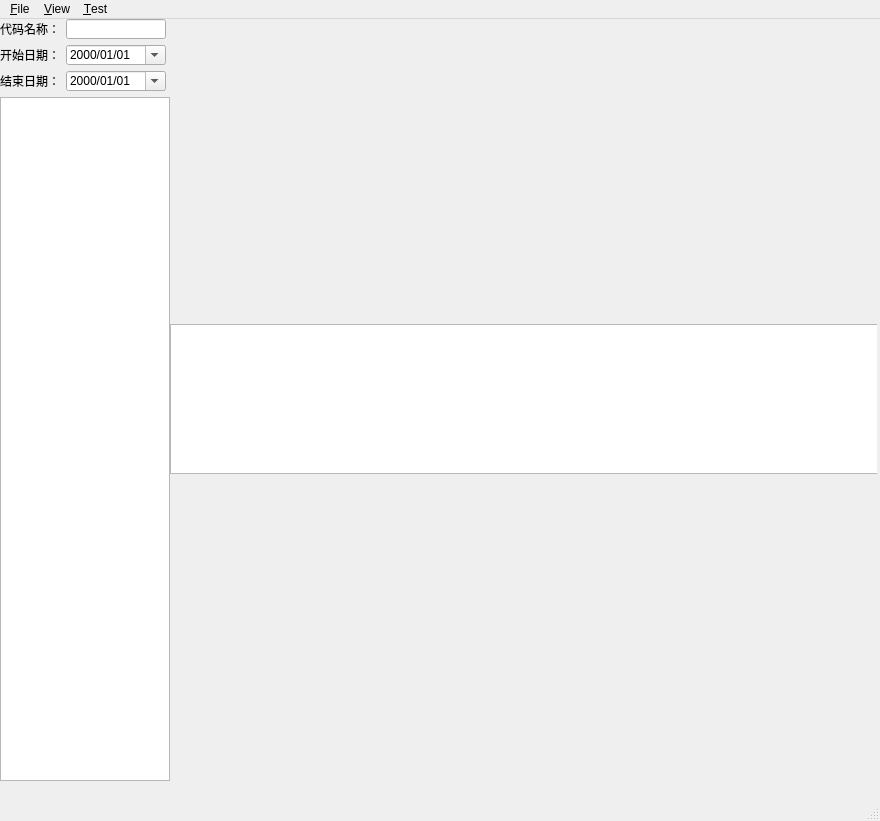
First picture: the form in pyqtgraph/mainwindow.ui, repository vencol/pystock, before the edit.
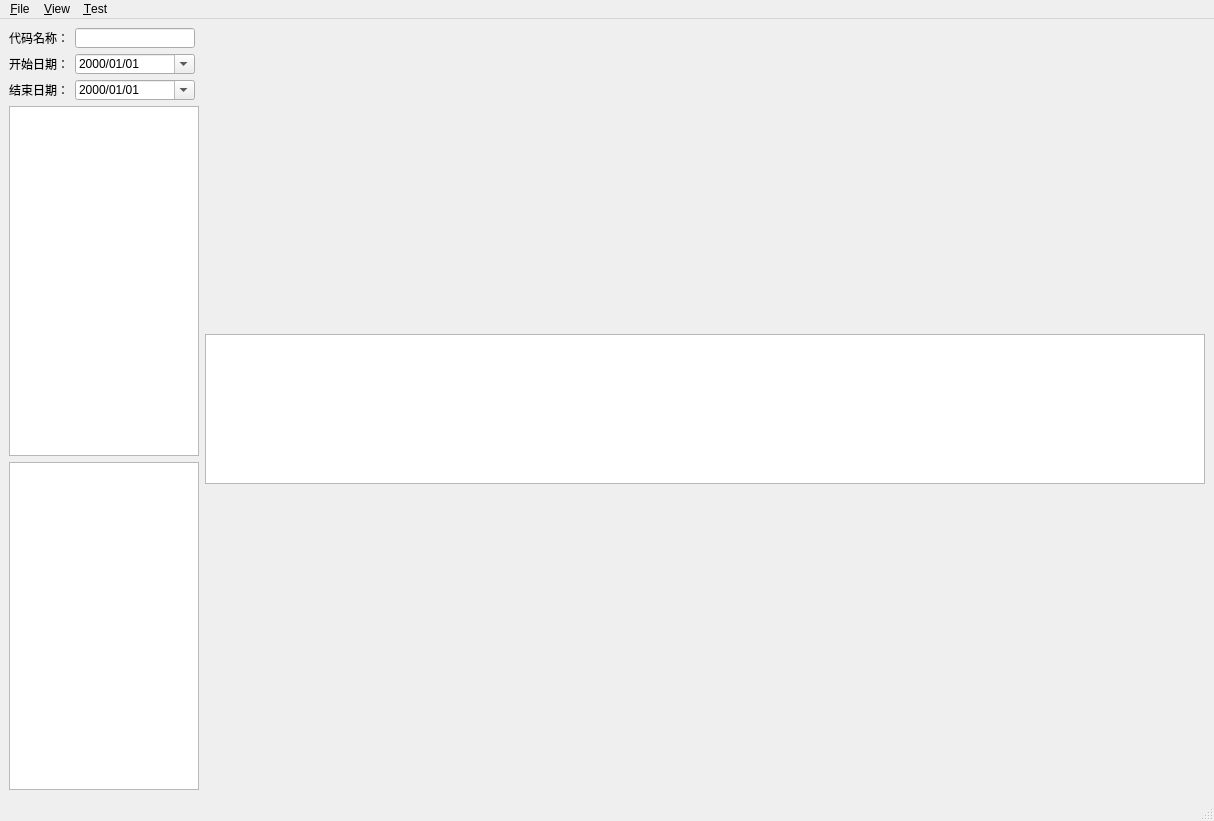
Second picture: the form after the edit.

Diff of the .ui file:
```diff
--- a/pyqtgraph/mainwindow.ui
+++ b/pyqtgraph/mainwindow.ui
@@ -17,19 +17,9 @@
    <enum>Qt::LeftToRight</enum>
   </property>
   <widget class="QWidget" name="centralwidget">
-   <widget class="QWidget" name="layoutWidget">
-    <property name="geometry">
-     <rect>
-      <x>0</x>
-      <y>0</y>
-      <width>170</width>
-      <height>762</height>
-     </rect>
-    </property>
+   <layout class="QHBoxLayout" name="horizontalLayout">
+    <item>
     <layout class="QVBoxLayout" name="verticalLayout">
-     <property name="sizeConstraint">
-      <enum>QLayout::SetMaximumSize</enum>
-     </property>
      <item>
       <layout class="QFormLayout" name="formLayout">
        <property name="sizeConstraint">
@@ -62,9 +52,15 @@
            <verstretch>0</verstretch>
           </sizepolicy>
          </property>
+          <property name="minimumSize">
+           <size>
+            <width>120</width>
+            <height>0</height>
+           </size>
+          </property>
          <property name="maximumSize">
           <size>
-           <width>100</width>
+            <width>120</width>
            <height>20</height>
           </size>
          </property>
@@ -99,7 +95,7 @@
          </property>
          <property name="maximumSize">
           <size>
-           <width>100</width>
+            <width>120</width>
            <height>20</height>
           </size>
          </property>
@@ -150,7 +146,7 @@
          </property>
          <property name="maximumSize">
           <size>
-           <width>100</width>
+            <width>120</width>
            <height>20</height>
           </size>
          </property>
@@ -184,13 +180,13 @@
        </property>
        <property name="minimumSize">
         <size>
-         <width>150</width>
-         <height>680</height>
+          <width>190</width>
+          <height>350</height>
         </size>
        </property>
        <property name="maximumSize">
         <size>
-         <width>170</width>
+          <width>190</width>
          <height>16777215</height>
         </size>
        </property>
@@ -238,17 +234,31 @@
        </property>
       </widget>
      </item>
-    </layout>
-   </widget>
-   <widget class="QWidget" name="layoutWidget">
-    <property name="geometry">
-     <rect>
-      <x>170</x>
-      <y>0</y>
-      <width>707</width>
-      <height>761</height>
-     </rect>
-    </property>
+      <item>
+       <widget class="QTreeWidget" name="treeSelect">
+        <property name="minimumSize">
+         <size>
+          <width>190</width>
+          <height>320</height>
+         </size>
+        </property>
+        <property name="maximumSize">
+         <size>
+          <width>190</width>
+          <height>16777215</height>
+         </size>
+        </property>
+        <property name="columnCount">
+         <number>0</number>
+        </property>
+        <attribute name="headerVisible">
+         <bool>true</bool>
+        </attribute>
+       </widget>
+      </item>
+     </layout>
+    </item>
+    <item>
     <layout class="QVBoxLayout" name="verticalLayout_2">
      <item>
       <layout class="QVBoxLayout" name="graphicbox"/>
@@ -276,7 +286,8 @@
       </widget>
      </item>
     </layout>
-   </widget>
+    </item>
+   </layout>
   </widget>
   <widget class="QMenuBar" name="menubar">
    <property name="geometry">
```
Lines whose indentation alone changed are shown as unchanged.
